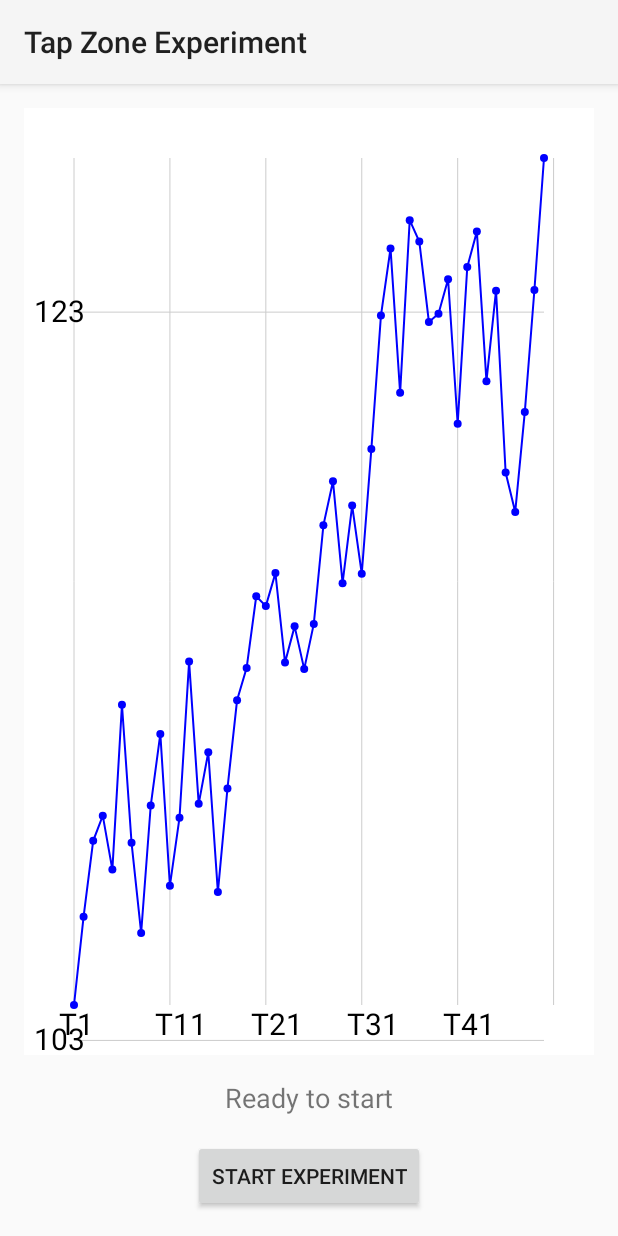
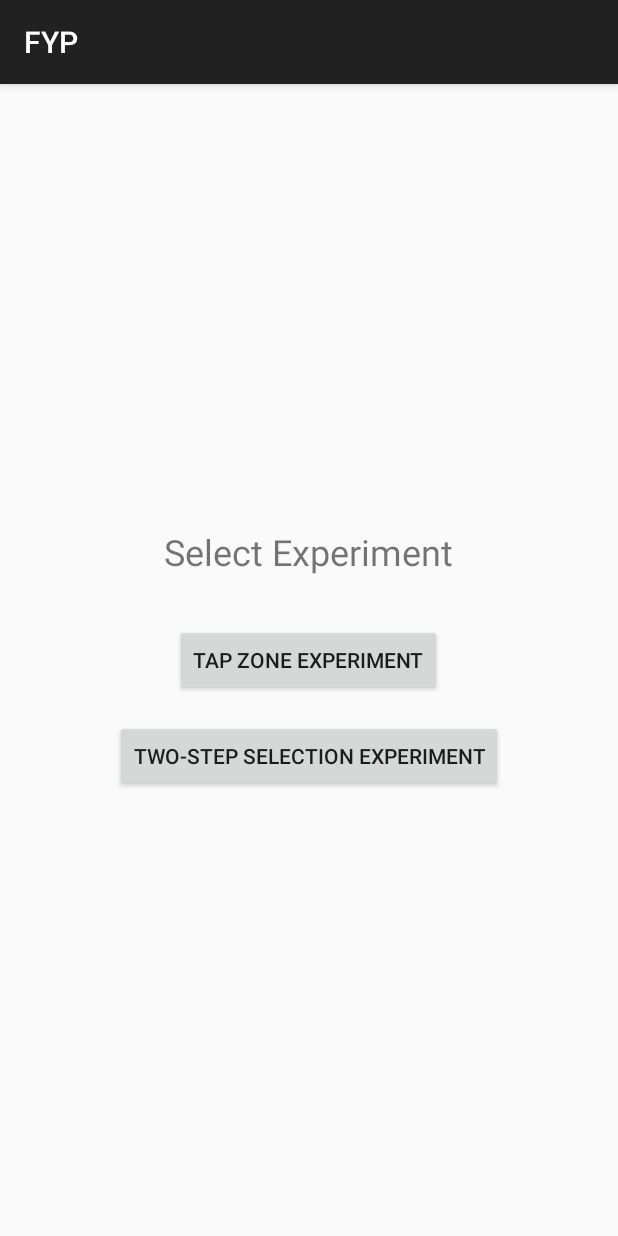
Before and after one commit to YangBaiii/FYP_Mobile_Visualization, an Android app: the screen it shows after launch (TapZoneExperimentActivity before the commit, ExperimentLauncherActivity after it), on a phone screen of 412 x 824 dp. Run offline under Robolectric (Android 15) with nearby library versions, the phone set to English and light mode, and no system bars.

Commit message:
Experiment 2 gesture based input

```diff
--- /dev/null
+++ b/app/src/main/java/com/example/fyp/experiment/ExperimentLauncherActivity.kt
@@ -0,0 +1,22 @@
+package com.example.fyp.experiment
+
+import android.content.Intent
+import android.os.Bundle
+import android.widget.Button
+import androidx.appcompat.app.AppCompatActivity
+import com.example.fyp.R
+
+class ExperimentLauncherActivity : AppCompatActivity() {
+    override fun onCreate(savedInstanceState: Bundle?) {
+        super.onCreate(savedInstanceState)
+        setContentView(R.layout.activity_experiment_launcher)
+
+        findViewById<Button>(R.id.tap_zone_button).setOnClickListener {
+            startActivity(Intent(this, TapZoneExperimentActivity::class.java))
+        }
+
+        findViewById<Button>(R.id.two_step_button).setOnClickListener {
+            startActivity(Intent(this, TwoStepSelectionActivity::class.java))
+        }
+    }
+}
--- a/app/src/main/java/com/example/fyp/experiment/ScatterPlotView.kt
+++ b/app/src/main/java/com/example/fyp/experiment/ScatterPlotView.kt
@@ -119,10 +119,8 @@ class ScatterPlotView @JvmOverloads constructor(
         val regionDensity = pointDensity[regionIndex] ?: 1f
         val regionSuccessRate = regionPerformance[regionIndex] ?: 0.5f
 
-        // Update performance history
         performanceHistory.getOrPut(point.index) { mutableListOf() }.add(distance)
 
-        // Calculate adaptive radius based on multiple factors
         var newRadius = point.tapZoneRadius
 
         if (success) {
@@ -132,7 +130,7 @@ class ScatterPlotView @JvmOverloads constructor(
                 .coerceAtLeast(MIN_TAP_ZONE_RADIUS)
         } else {
             // On failure, increase radius based on multiple factors
-            val densityFactor = 1f + (regionDensity / 10f) // Higher density = larger increase
+            val densityFactor = 1f + (regionDensity / 10f)
             val performanceFactor = 1f + (1f - regionSuccessRate) // Worse performance = larger increase
             newRadius = (newRadius * densityFactor * performanceFactor)
                 .coerceAtMost(MAX_TAP_ZONE_RADIUS)
--- /dev/null
+++ b/app/src/main/res/layout/activity_experiment_launcher.xml
@@ -0,0 +1,29 @@
+<?xml version="1.0" encoding="utf-8"?>
+<LinearLayout xmlns:android="http://schemas.android.com/apk/res/android"
+    android:layout_width="match_parent"
+    android:layout_height="match_parent"
+    android:orientation="vertical"
+    android:gravity="center"
+    android:padding="16dp">
+
+    <TextView
+        android:layout_width="wrap_content"
+        android:layout_height="wrap_content"
+        android:text="Select Experiment"
+        android:textSize="24sp"
+        android:layout_marginBottom="32dp"/>
+
+    <Button
+        android:id="@+id/tap_zone_button"
+        android:layout_width="wrap_content"
+        android:layout_height="wrap_content"
+        android:text="Tap Zone Experiment"
+        android:layout_marginBottom="16dp"/>
+
+    <Button
+        android:id="@+id/two_step_button"
+        android:layout_width="wrap_content"
+        android:layout_height="wrap_content"
+        android:text="Two-Step Selection Experiment"/>
+
+</LinearLayout>
--- /dev/null
+++ b/app/src/main/res/values/ids.xml
@@ -0,0 +1,6 @@
+<?xml version="1.0" encoding="utf-8"?>
+<resources>
+    <item name="tap_zone_button" type="id" />
+    <item name="two_step_button" type="id" />
+    <item name="launcher_layout" type="id" />
+</resources>
```
Also changed, not shown: app/src/main/AndroidManifest.xml (+15 -8 lines), app/src/main/java/com/example/fyp/experiment/TwoStepSelectionActivity.kt (added, +82 -0 lines), app/src/main/java/com/example/fyp/experiment/TwoStepSelectionView.kt (added, +185 -0 lines), app/src/main/res/layout/activity_two_step_selection.xml (added, +38 -0 lines).
